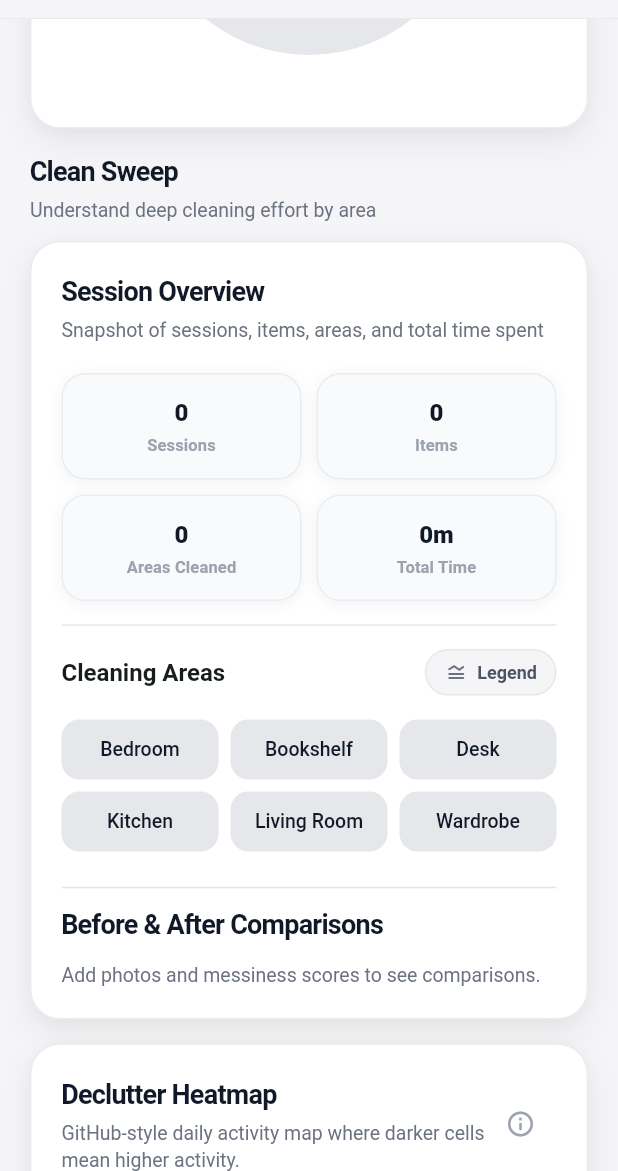
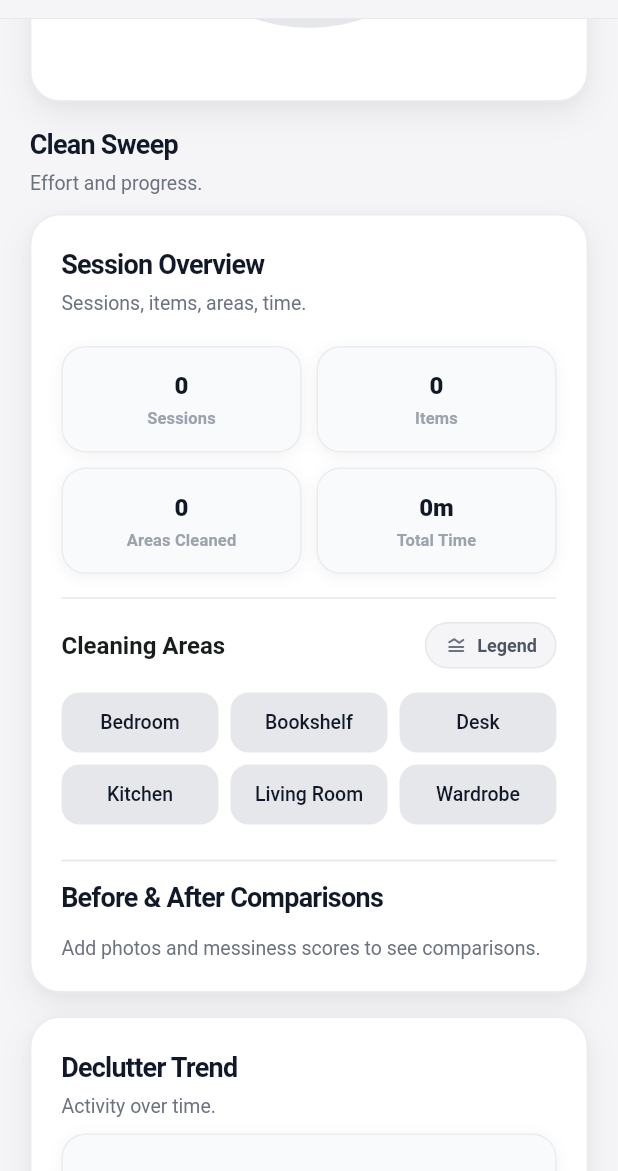
Before and after one commit to icaichen/KeepJoy, a Flutter app: the YearlyReportsScreen screen opened directly with empty values, scrolled down 576 dp, on a phone screen of 412 x 824 dp, the part 65-1236 px from its top. Run offline on Flutter 3.47's test engine with Material 3 defaults, Android fonts, the phone set to English and light mode, and no system bars; our stand-ins replace cached_network_image, connectivity_plus, flutter_local_notifications, hive, hive_flutter, image_picker and 6 more; missing offline and left inert: purchases_flutter; accounts and stored records are empty; statements that could not run were skipped; project files that could hold a hidden picture were left out.

```diff
--- a/lib/features/dashboard/dashboard_screen.dart
+++ b/lib/features/dashboard/dashboard_screen.dart
@@ -3437,8 +3437,8 @@ class _DashboardScreenState extends State<DashboardScreen> {
       sessions: sessionsThisMonth,
       title: l10n.deepCleaningAnalysisTitle,
       subtitle: isChinese
-          ? '汇总本月大扫除次数、物品、区域与投入时长'
-          : 'Monthly summary of sessions, items, areas, and time invested',
+          ? '本月次数、物品、区域、时长。'
+          : 'This month: sessions, items, areas, time.',
       emptyStateMessage: isChinese
           ? '本月还没有大扫除记录，开始一次专注的整理吧。'
           : 'No deep cleaning records yet this month. Start your first focused session.',
--- a/lib/features/insights/yearly_reports_screen.dart
+++ b/lib/features/insights/yearly_reports_screen.dart
@@ -561,85 +561,81 @@ class _YearlyReportsScreenState extends State<YearlyReportsScreen> {
     return dailyCounts;
   }
 
-  List<DateTime?> _buildPaddedHeatmapDays(
-    DateTime start,
-    DateTime endExclusive,
-  ) {
-    final paddedDays = <DateTime?>[];
-    final startDate = _toDateOnly(start);
-    final endDate = _toDateOnly(endExclusive.subtract(const Duration(days: 1)));
-
-    // Sunday-first layout (like GitHub contributions)
-    final leadingBlanks = startDate.weekday % 7;
-    paddedDays.addAll(List<DateTime?>.filled(leadingBlanks, null));
-
-    for (
-      DateTime day = startDate;
-      !day.isAfter(endDate);
-      day = day.add(const Duration(days: 1))
-    ) {
-      paddedDays.add(day);
+  String _shortWeekdayLabel(DateTime day, bool isChinese) {
+    if (isChinese) {
+      const labels = ['一', '二', '三', '四', '五', '六', '日'];
+      return labels[day.weekday - 1];
     }
-
-    final remainder = paddedDays.length % 7;
-    if (remainder != 0) {
-      paddedDays.addAll(List<DateTime?>.filled(7 - remainder, null));
+    const labels = ['M', 'T', 'W', 'T', 'F', 'S', 'S'];
+    return labels[day.weekday - 1];
+  }
+
+  List<_TrendPoint> _buildDeclutterTrendPoints({
+    required bool isChinese,
+    required DateTime rangeStart,
+    required Map<DateTime, int> dailyActivityCounts,
+  }) {
+    if (_selectedRange == _ReportRange.yearly) {
+      final year = rangeStart.year;
+      return List.generate(12, (index) {
+        final month = index + 1;
+        int total = 0;
+        dailyActivityCounts.forEach((date, count) {
+          if (date.year == year && date.month == month) {
+            total += count;
+          }
+        });
+        return _TrendPoint(
+          label: isChinese ? '$month月' : _getMonthAbbrev(month, false),
+          count: total,
+        );
+      });
     }
 
-    return paddedDays;
-  }
-
-  Map<int, String> _buildMonthMarkers(
-    List<DateTime?> paddedDays,
-    bool isChinese,
-  ) {
-    final markers = <int, String>{};
-    for (int i = 0; i < paddedDays.length; i++) {
-      final day = paddedDays[i];
-      if (day == null || day.day > 7) continue;
-      final week = i ~/ 7;
-      markers.putIfAbsent(
-        week,
-        () => isChinese ? '${day.month}月' : _getMonthAbbrev(day.month, false),
+    final pointCount = _selectedRange == _ReportRange.days7 ? 7 : 30;
+    final start = _selectedRange == _ReportRange.days7
+        ? _todayStart.subtract(const Duration(days: 6))
+        : _todayStart.subtract(const Duration(days: 29));
+    final points = <_TrendPoint>[];
+
+    for (int i = 0; i < pointCount; i++) {
+      final day = start.add(Duration(days: i));
+      final dateOnly = _toDateOnly(day);
+      points.add(
+        _TrendPoint(
+          label: _selectedRange == _ReportRange.days7
+              ? _shortWeekdayLabel(day, isChinese)
+              : '${day.month}/${day.day}',
+          count: dailyActivityCounts[dateOnly] ?? 0,
+        ),
       );
     }
-    return markers;
-  }
-
-  Widget _buildDeclutterHeatmapCard({
+    return points;
+  }
+
+  Widget _buildDeclutterTrendCard({
     required BuildContext context,
     required bool isChinese,
     required DateTime rangeStart,
-    required DateTime rangeEndExclusive,
     required Map<DateTime, int> dailyActivityCounts,
   }) {
-    final responsive = context.responsive;
-    final cellSize = responsive.isSmallDevice ? 10.0 : 11.0;
-    final cellGap = 3.0;
-    final dayLabels = isChinese
-        ? const ['日', '一', '二', '三', '四', '五', '六']
-        : const ['S', 'M', 'T', 'W', 'T', 'F', 'S'];
-    final paddedDays = _buildPaddedHeatmapDays(rangeStart, rangeEndExclusive);
-    final weekCount = paddedDays.length ~/ 7;
-    final monthMarkers = _buildMonthMarkers(paddedDays, isChinese);
-    final activeDays = dailyActivityCounts.values
-        .where((count) => count > 0)
-        .length;
-
-    DateTime? peakDay;
-    int peakCount = 0;
-    for (final entry in dailyActivityCounts.entries) {
-      if (entry.value > peakCount) {
-        peakCount = entry.value;
-        peakDay = entry.key;
-      }
-    }
-
-    final peakText = peakDay == null
-        ? (isChinese ? '暂无活跃高峰' : 'No active peak yet')
+    final points = _buildDeclutterTrendPoints(
+      isChinese: isChinese,
+      rangeStart: rangeStart,
+      dailyActivityCounts: dailyActivityCounts,
+    );
+    final labels = points.map((point) => point.label).toList();
+    final values = points.map((point) => point.count.toDouble()).toList();
+    final total = values.fold<double>(0, (sum, value) => sum + value);
+    final activeCount = points.where((point) => point.count > 0).length;
+    final _TrendPoint? peakPoint = points.isEmpty
+        ? null
+        : points.reduce((a, b) => a.count >= b.count ? a : b);
+    final peakText = (peakPoint == null || peakPoint.count == 0)
+        ? (isChinese ? '暂无高峰' : 'No peak')
         : (isChinese
-              ? '${peakDay.month}月${peakDay.day}日 · $peakCount 次'
-              : '${peakDay.month}/${peakDay.day} · $peakCount actions');
+              ? '高峰 ${peakPoint.label} (${peakPoint.count})'
+              : 'Peak ${peakPoint.label} (${peakPoint.count})');
 
     return Container(
       padding: const EdgeInsets.all(ReportUI.contentPadding),
@@ -654,171 +650,49 @@ class _YearlyReportsScreenState extends State<YearlyReportsScreen> {
                   crossAxisAlignment: CrossAxisAlignment.start,
                   children: [
                     Text(
-                      isChinese ? '整理热力图' : 'Declutter Heatmap',
+                      isChinese ? '整理趋势' : 'Declutter Trend',
                       style: ReportTextStyles.sectionHeader,
                     ),
                     const SizedBox(height: 4),
                     Text(
-                      isChinese
-                          ? '像 GitHub 一样按天展示整理活跃度，颜色越深代表越活跃。'
-                          : 'GitHub-style daily activity map where darker cells mean higher activity.',
+                      isChinese ? '查看整理变化。' : 'Activity over time.',
                       style: ReportTextStyles.sectionSubtitle,
                     ),
                   ],
                 ),
               ),
-              IconButton(
-                padding: EdgeInsets.zero,
-                constraints: const BoxConstraints(),
-                icon: const Icon(
-                  Icons.info_outline_rounded,
-                  size: 20,
-                  color: Color(0xFF9CA3AF),
-                ),
-                tooltip: isChinese ? '数据说明' : 'Data info',
-                onPressed: () => _showHeatmapLegendDialog(context),
-              ),
             ],
           ),
-          const SizedBox(height: 14),
-          SizedBox(
-            height: cellSize * 7 + cellGap * 6 + 28,
-            child: Row(
-              crossAxisAlignment: CrossAxisAlignment.start,
-              children: [
-                SizedBox(
-                  width: 16,
-                  child: Column(
-                    children: List.generate(7, (row) {
-                      return Padding(
-                        padding: EdgeInsets.only(
-                          bottom: row == 6 ? 0 : cellGap,
-                        ),
-                        child: SizedBox(
-                          height: cellSize,
-                          child: Text(
-                            row.isEven ? dayLabels[row] : '',
-                            style: ReportTextStyles.chartAxisLabel.copyWith(
-                              fontSize: 9,
-                              color: const Color(0xFF9CA3AF),
-                            ),
-                          ),
-                        ),
-                      );
-                    }),
-                  ),
-                ),
-                const SizedBox(width: 8),
-                Expanded(
-                  child: SingleChildScrollView(
-                    scrollDirection: Axis.horizontal,
-                    child: Column(
-                      crossAxisAlignment: CrossAxisAlignment.start,
-                      children: [
-                        Row(
-                          children: List.generate(weekCount, (week) {
-                            return Container(
-                              width:
-                                  cellSize +
-                                  (week == weekCount - 1 ? 0 : cellGap),
-                              alignment: Alignment.centerLeft,
-                              child: Text(
-                                monthMarkers[week] ?? '',
-                                style: ReportTextStyles.chartAxisLabel.copyWith(
-                                  fontSize: 9,
-                                  color: const Color(0xFF94A3B8),
-                                ),
-                              ),
-                            );
-                          }),
-                        ),
-                        const SizedBox(height: 6),
-                        Row(
-                          children: List.generate(weekCount, (week) {
-                            return Padding(
-                              padding: EdgeInsets.only(
-                                right: week == weekCount - 1 ? 0 : cellGap,
-                              ),
-                              child: Column(
-                                children: List.generate(7, (row) {
-                                  final day = paddedDays[week * 7 + row];
-                                  final count = day == null
-                                      ? 0
-                                      : (dailyActivityCounts[day] ?? 0);
-                                  return Padding(
-                                    padding: EdgeInsets.only(
-                                      bottom: row == 6 ? 0 : cellGap,
-                                    ),
-                                    child: Container(
-                                      width: cellSize,
-                                      height: cellSize,
-                                      decoration: BoxDecoration(
-                                        color: day == null
-                                            ? Colors.transparent
-                                            : _getHeatmapColor(context, count),
-                                        borderRadius: BorderRadius.circular(
-                                          2.5,
-                                        ),
-                                        border: day == null
-                                            ? null
-                                            : Border.all(
-                                                color: const Color(0xFFFFFFFF),
-                                                width: 0.5,
-                                              ),
-                                      ),
-                                    ),
-                                  );
-                                }),
-                              ),
-                            );
-                          }),
-                        ),
-                      ],
-                    ),
-                  ),
-                ),
-              ],
+          const SizedBox(height: 10),
+          if (total == 0)
+            Container(
+              height: 200,
+              alignment: Alignment.center,
+              decoration: ReportUI.statCardDecoration,
+              child: Text(
+                isChinese ? '暂无整理数据' : 'No declutter data',
+                style: ReportTextStyles.body,
+              ),
+            )
+          else
+            SizedBox(
+              height: 210,
+              child: _buildDeclutterLineChart(labels: labels, values: values),
             ),
-          ),
-          const SizedBox(height: 14),
+          const SizedBox(height: 8),
           Row(
             children: [
-              Text(
-                isChinese ? '少' : 'Less',
-                style: ReportTextStyles.chartAxisLabel.copyWith(
-                  color: const Color(0xFF94A3B8),
-                ),
-              ),
-              const SizedBox(width: 6),
-              ...[0, 2, 5, 8, 12].map((level) {
-                return Container(
-                  width: 11,
-                  height: 11,
-                  margin: const EdgeInsets.only(right: 4),
-                  decoration: BoxDecoration(
-                    color: _getHeatmapColor(context, level),
-                    borderRadius: BorderRadius.circular(2.5),
-                  ),
-                );
-              }),
-              Text(
-                isChinese ? '多' : 'More',
-                style: ReportTextStyles.chartAxisLabel.copyWith(
-                  color: const Color(0xFF94A3B8),
-                ),
-              ),
-              const SizedBox(width: 8),
               Expanded(
                 child: Text(
                   isChinese
-                      ? '$activeDays 天有整理记录 · 高峰：$peakText'
-                      : '$activeDays active days · Peak: $peakText',
+                      ? '$activeCount/${points.length} 活跃 · $peakText'
+                      : '$activeCount/${points.length} active · $peakText',
                   style: ReportTextStyles.chartAxisLabel.copyWith(
                     fontSize: 10,
                     color: const Color(0xFF6B7280),
                   ),
                   textAlign: TextAlign.end,
-                  maxLines: 2,
+                  maxLines: 1,
                   overflow: TextOverflow.ellipsis,
                 ),
               ),
@@ -826,6 +700,44 @@ class _YearlyReportsScreenState extends State<YearlyReportsScreen> {
           ),
         ],
       ),
+    );
+  }
+
+  Widget _buildDeclutterLineChart({
+    required List<String> labels,
+    required List<double> values,
+  }) {
+    final bool dense = labels.length > 12;
+    final int mid = (labels.length / 2).floor();
+
+    return Column(
+      children: [
+        Expanded(
+          child: CustomPaint(
+            painter: _DeclutterTrendPainter(values: values),
+            child: const SizedBox.expand(),
+          ),
+        ),
+        const SizedBox(height: 8),
+        Row(
+          children: [
+            Text(labels.first, style: ReportTextStyles.chartAxisLabel),
+            const Spacer(),
+            Text(labels[mid], style: ReportTextStyles.chartAxisLabel),
+            const Spacer(),
+            Text(labels.last, style: ReportTextStyles.chartAxisLabel),
+          ],
+        ),
+        if (dense) ...[
+          const SizedBox(height: 2),
+          Text(
+            '· · ·',
+            style: ReportTextStyles.chartAxisLabel.copyWith(
+              color: const Color(0xFF9CA3AF),
+            ),
+          ),
+        ],
+      ],
     );
   }
 
@@ -1017,6 +929,7 @@ class _YearlyReportsScreenState extends State<YearlyReportsScreen> {
       context,
     ).languageCode.toLowerCase().startsWith('zh');
     final l10n = AppLocalizations.of(context)!;
+    final headerSubtitle = isChinese ? '整理进度一览' : 'Declutter at a glance';
     final responsive = context.responsive;
     final horizontalPadding = responsive.horizontalPadding;
     final topPadding = responsive.safeAreaPadding.top;
@@ -1175,8 +1088,8 @@ class _YearlyReportsScreenState extends State<YearlyReportsScreen> {
                                   ? '整理成果分布'
                                   : 'Declutter Outcomes',
                               subtitle: isChinese
-                                  ? '展示物品在保留、转售、捐赠、回收与丢弃之间的去向分布。'
-                                  : 'Shows how items are routed across keep, resale, donate, recycle, and discard.',
+                                  ? '物品去向一览。'
+                                  : 'Where items went.',
                               keptLabel: DeclutterStatus.keep.label(context),
                               resellLabel: DeclutterStatus.resell.label(
                                 context,
@@ -1200,9 +1113,7 @@ class _YearlyReportsScreenState extends State<YearlyReportsScreen> {
                             ),
                             const SizedBox(height: 4),
                             Text(
-                              isChinese
-                                  ? '查看深度整理投入与各区域变化'
-                                  : 'Understand deep cleaning effort by area',
+                              isChinese ? '看大扫除投入与变化。' : 'Effort and progress.',
                               style: ReportTextStyles.sectionSubtitle,
                             ),
                             const SizedBox(height: 12),
@@ -1210,18 +1121,17 @@ class _YearlyReportsScreenState extends State<YearlyReportsScreen> {
                               sessions: yearlySessions,
                               title: isChinese ? '数据概览' : 'Session Overview',
                               subtitle: isChinese
-                                  ? '汇总大扫除次数、物品、区域与总投入时长'
-                                  : 'Snapshot of sessions, items, areas, and total time spent',
+                                  ? '次数、物品、区域、时长。'
+                                  : 'Sessions, items, areas, time.',
                               emptyStateMessage:
                                   l10n.reportNoDeepCleaningRecords,
                               onDeleteSession: widget.onDeleteSession,
                             ),
                             const SizedBox(height: 16),
-                            _buildDeclutterHeatmapCard(
+                            _buildDeclutterTrendCard(
                               context: context,
                               isChinese: isChinese,
                               rangeStart: rangeStart,
-                              rangeEndExclusive: rangeEndExclusive,
                               dailyActivityCounts: dailyActivityCounts,
                             ),
                             const SizedBox(height: 16),
@@ -1371,10 +1281,12 @@ class _YearlyReportsScreenState extends State<YearlyReportsScreen> {
                               letterSpacing: -0.5,
                               height: 1.2,
                             ),
+                            maxLines: 1,
+                            overflow: TextOverflow.ellipsis,
                           ),
                           const SizedBox(height: 2),
                           Text(
-                            l10n.dashboardYearlyReportsSubtitle,
+                            headerSubtitle,
                             style: TextStyle(
                               fontSize: responsive.bodyFontSize,
                               color: const Color(0xFF6B7280),
@@ -1553,87 +1465,6 @@ class _YearlyReportsScreenState extends State<YearlyReportsScreen> {
     return isChinese
         ? '已处理 $itemCount 件物品，约等于清空 $wardrobes 个标准衣柜。'
         : '$itemCount items processed, roughly equal to clearing $wardrobes wardrobes.';
-  }
-
-  Color _getHeatmapColor(BuildContext context, int count) {
-    return ReportUI.getHeatmapColor(count);
-  }
-
-  void _showHeatmapLegendDialog(BuildContext context) {
-    final l10n = AppLocalizations.of(context)!;
-    final isChinese = l10n.localeName.toLowerCase().startsWith('zh');
-    showDialog(
-      context: context,
-      barrierColor: Colors.black.withValues(alpha: 0.45),
-      builder: (dialogContext) {
-        return Dialog(
-          backgroundColor: Colors.white,
-          shape: RoundedRectangleBorder(
-            borderRadius: BorderRadius.circular(28),
-          ),
-          child: Padding(
-            padding: const EdgeInsets.all(24),
-            child: Column(
-              mainAxisSize: MainAxisSize.min,
-              crossAxisAlignment: CrossAxisAlignment.start,
-              children: [
-                Row(
-                  mainAxisAlignment: MainAxisAlignment.spaceBetween,
-                  children: [
-                    Text(
-                      l10n.reportActivityLevels,
-                      style: AppTypography.titleMedium.copyWith(
-                        fontWeight: FontWeight.w700,
-                        color: const Color(0xFF111827),
-                      ),
-                    ),
-                    IconButton(
-                      onPressed: () => Navigator.pop(dialogContext),
-                      icon: const Icon(Icons.close_rounded),
-                    ),
-                  ],
-                ),
-                const SizedBox(height: 16),
-                _buildLegendItem(
-                  context,
-                  isChinese ? '无活动 (0)' : 'None (0)',
-                  0,
-                ),
-                _buildLegendItem(context, '1-3', 2),
-                _buildLegendItem(context, '4-6', 5),
-                _buildLegendItem(context, '7-9', 8),
-                _buildLegendItem(context, '10+', 12),
-              ],
-            ),
-          ),
-        );
-      },
-    );
-  }
-
-  Widget _buildLegendItem(BuildContext context, String label, int count) {
-    return Padding(
-      padding: const EdgeInsets.only(bottom: 12),
-      child: Row(
-        children: [
-          Container(
-            width: 24,
-            height: 24,
-            decoration: BoxDecoration(
-              color: _getHeatmapColor(context, count),
-              borderRadius: BorderRadius.circular(6),
-            ),
-          ),
-          const SizedBox(width: 16),
-          Text(
-            label,
-            style: AppTypography.bodyMedium.copyWith(
-              color: Theme.of(context).colorScheme.onSurface,
-            ),
-          ),
-        ],
-      ),
-    );
   }
 
   String _getMonthAbbrev(int month, bool isChinese) {
@@ -1741,9 +1572,7 @@ class _YearlyReportsScreenState extends State<YearlyReportsScreen> {
                     ),
                     const SizedBox(height: 4),
                     Text(
-                      isChinese
-                          ? '观察心动指数在不同阶段的起伏变化'
-                          : 'See how your joy index evolves over time',
+                      isChinese ? '查看心动变化。' : 'Track joy over time.',
                       style: ReportTextStyles.sectionSubtitle,
                     ),
                   ],
@@ -1942,3 +1771,86 @@ class _YearlyReportsScreenState extends State<YearlyReportsScreen> {
     return total / count;
   }
 }
+
+class _TrendPoint {
+  const _TrendPoint({required this.label, required this.count});
+
+  final String label;
+  final int count;
+}
+
+class _DeclutterTrendPainter extends CustomPainter {
+  _DeclutterTrendPainter({required this.values});
+
+  final List<double> values;
+
+  @override
+  void paint(Canvas canvas, Size size) {
+    if (values.isEmpty) return;
+
+    final maxValue = values.reduce(math.max);
+    final safeMax = maxValue <= 0 ? 1.0 : maxValue;
+    final chartTop = 8.0;
+    final chartBottom = size.height - 14.0;
+    final chartHeight = chartBottom - chartTop;
+    final stepX = values.length > 1 ? size.width / (values.length - 1) : 0.0;
+
+    final gridPaint = Paint()
+      ..color = const Color(0xFFE5E7EB)
+      ..strokeWidth = 1;
+    for (int i = 0; i < 3; i++) {
+      final y = chartTop + (chartHeight / 2) * i;
+      canvas.drawLine(Offset(0, y), Offset(size.width, y), gridPaint);
+    }
+
+    final linePath = Path();
+    final areaPath = Path();
+    final points = <Offset>[];
+    for (int i = 0; i < values.length; i++) {
+      final ratio = (values[i] / safeMax).clamp(0.0, 1.0);
+      final x = stepX * i;
+      final y = chartBottom - chartHeight * ratio;
+      final point = Offset(x, y);
+      points.add(point);
+      if (i == 0) {
+        linePath.moveTo(x, y);
+        areaPath.moveTo(x, chartBottom);
+        areaPath.lineTo(x, y);
+      } else {
+        linePath.lineTo(x, y);
+        areaPath.lineTo(x, y);
+      }
+    }
+    areaPath
+      ..lineTo(points.last.dx, chartBottom)
+      ..close();
+
+    final fillPaint = Paint()
+      ..color = const Color(0xFF2563EB).withValues(alpha: 0.10)
+      ..style = PaintingStyle.fill;
+    canvas.drawPath(areaPath, fillPaint);
+
+    final linePaint = Paint()
+      ..color = const Color(0xFF2563EB)
+      ..strokeWidth = 2.5
+      ..style = PaintingStyle.stroke
+      ..strokeCap = StrokeCap.round
+      ..strokeJoin = StrokeJoin.round;
+    canvas.drawPath(linePath, linePaint);
+
+    for (final point in points) {
+      canvas.drawCircle(point, 3.5, Paint()..color = const Color(0xFF2563EB));
+      canvas.drawCircle(point, 2.0, Paint()..color = Colors.white);
+    }
+  }
+
+  @override
+  bool shouldRepaint(covariant _DeclutterTrendPainter oldDelegate) {
+    if (identical(values, oldDelegate.values)) return false;
+    if (values.length != oldDelegate.values.length) return true;
+    for (int i = 0; i < values.length; i++) {
+      if (values[i] != oldDelegate.values[i]) return true;
+    }
+    return false;
+  }
+}
```
Also changed, not shown: lib/features/insights/memory_lane_report_screen.dart (+16 -7 lines).
